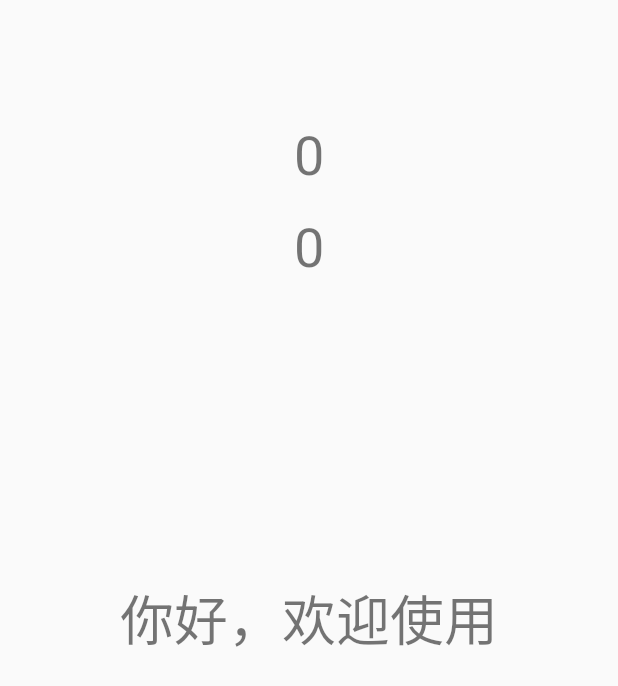
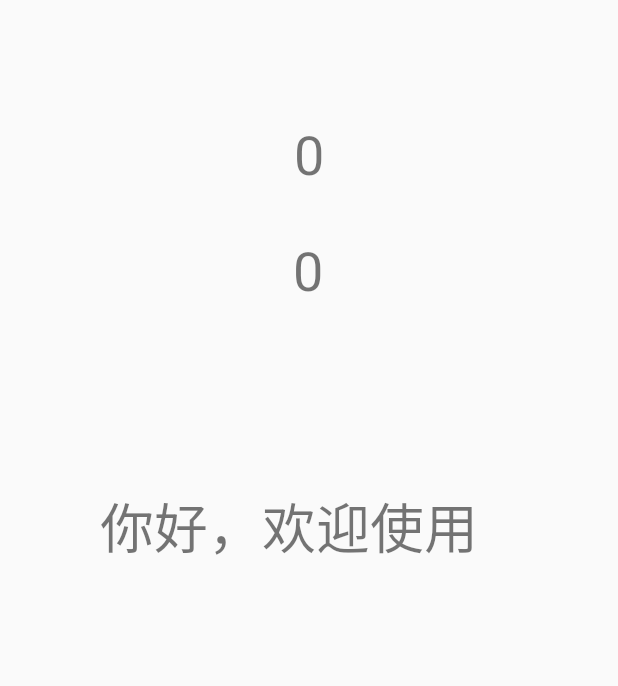
Before and after one commit to Hpun/HelloWorld, an Android app: the HomeActivity screen opened directly, with no data from a screen before it, on a phone screen of 412 x 824 dp. Shown: the top 686 px of the screen. Run offline under Robolectric (Android 15) with nearby library versions, the phone set to English and light mode, and no system bars.

Commit message:
设置插件

```diff
--- a/app/src/main/res/layout/activity_home.xml
+++ b/app/src/main/res/layout/activity_home.xml
@@ -14,8 +14,10 @@
         android:textSize="36sp"
         app:layout_constraintBottom_toBottomOf="parent"
         app:layout_constraintEnd_toEndOf="parent"
+        app:layout_constraintHorizontal_bias="0.418"
         app:layout_constraintStart_toStartOf="parent"
-        app:layout_constraintTop_toTopOf="parent" />
+        app:layout_constraintTop_toTopOf="parent"
+        app:layout_constraintVertical_bias="0.421" />
 
     <TextView
         android:id="@+id/textphone"
@@ -49,8 +51,9 @@
         android:textSize="36sp"
         app:layout_constraintBottom_toBottomOf="parent"
         app:layout_constraintEnd_toEndOf="parent"
+        app:layout_constraintHorizontal_bias="0.498"
         app:layout_constraintStart_toStartOf="parent"
         app:layout_constraintTop_toTopOf="parent"
-        app:layout_constraintVertical_bias="0.18" />
+        app:layout_constraintVertical_bias="0.2" />
 
 </androidx.constraintlayout.widget.ConstraintLayout>
```
